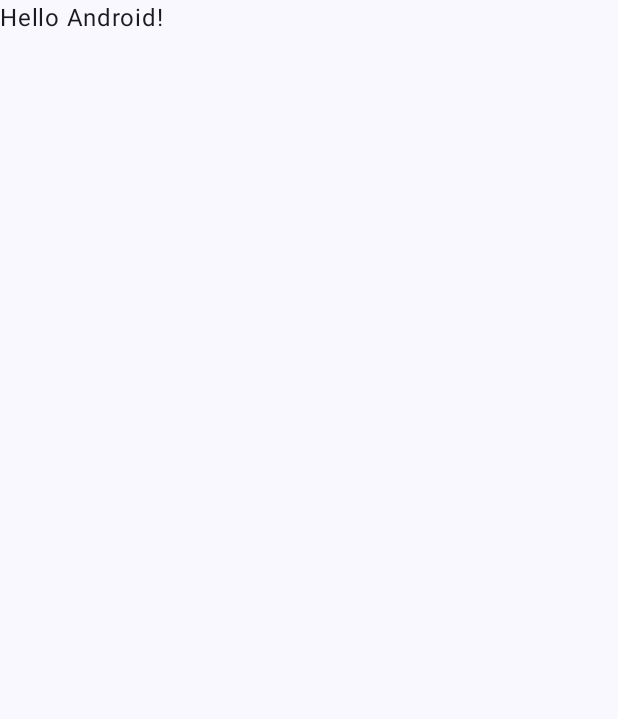
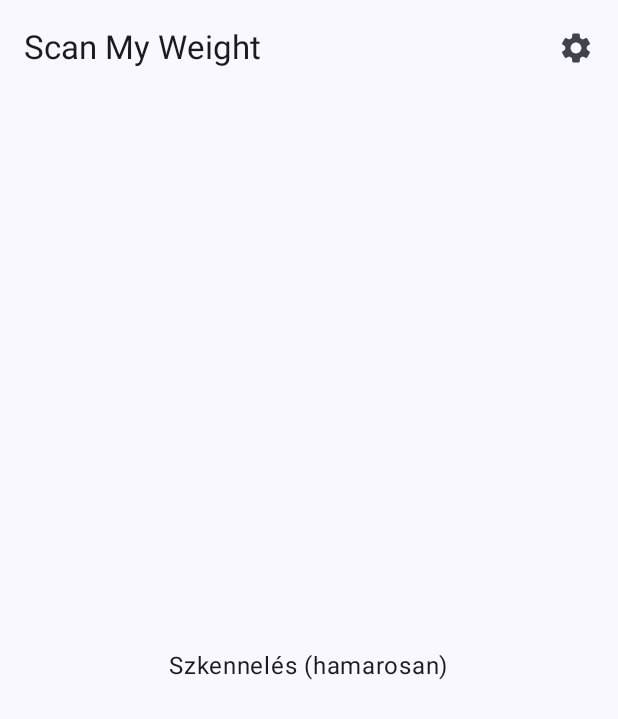
Before and after one commit to Szlynn/scan-my-weight, an Android app built with Jetpack Compose: the screen it shows after launch (MainActivity), on a phone screen of 412 x 824 dp. Before the commit the part shown is almost empty. Shown: the top 719 px of the screen. Run offline under Robolectric (Android 15) with nearby library versions, the phone set to English and light mode, and no system bars.

Commit message:
feat(#5): add Settings screen with persistent webhook URL storage
  - Add SettingsRepository backed by DataStore<Preferences>
  - Add SettingsViewModel with SettingsUiState and ViewModelProvider.Factory
  - Add SettingsScreen with OutlinedTextField and Save button
  - Add placeholder ScanScreen with Settings navigation icon
  - Add ScanMyWeightNavHost (scan ↔ settings navigation)
  - Rewrite MainActivity to host the NavHost
  - Add DataStore, Navigation Compose, lifecycle-viewmodel-compose dependencies
  - Add all UI strings to strings.xml (Hungarian)
  closes #5

```diff
--- a/app/build.gradle.kts
+++ b/app/build.gradle.kts
@@ -50,6 +50,9 @@ dependencies {
     implementation(libs.androidx.ui.tooling.preview)
     implementation(libs.androidx.material3)
     implementation(libs.okhttp)
+    implementation(libs.androidx.datastore.preferences)
+    implementation(libs.androidx.navigation.compose)
+    implementation(libs.androidx.lifecycle.viewmodel.compose)
     testImplementation(libs.junit)
     androidTestImplementation(libs.androidx.junit)
     androidTestImplementation(libs.androidx.espresso.core)
--- a/app/src/main/java/io/github/szlynn/scanmyweight/MainActivity.kt
+++ b/app/src/main/java/io/github/szlynn/scanmyweight/MainActivity.kt
@@ -4,44 +4,21 @@ import android.os.Bundle
 import androidx.activity.ComponentActivity
 import androidx.activity.compose.setContent
 import androidx.activity.enableEdgeToEdge
-import androidx.compose.foundation.layout.fillMaxSize
-import androidx.compose.foundation.layout.padding
-import androidx.compose.material3.Scaffold
-import androidx.compose.material3.Text
-import androidx.compose.runtime.Composable
-import androidx.compose.ui.Modifier
-import androidx.compose.ui.tooling.preview.Preview
+import io.github.szlynn.scanmyweight.data.SettingsRepository
+import io.github.szlynn.scanmyweight.ui.ScanMyWeightNavHost
 import io.github.szlynn.scanmyweight.ui.theme.ScanMyWeightTheme
 
 class MainActivity : ComponentActivity() {
+
+    private val settingsRepository by lazy { SettingsRepository(applicationContext) }
+
     override fun onCreate(savedInstanceState: Bundle?) {
         super.onCreate(savedInstanceState)
         enableEdgeToEdge()
         setContent {
             ScanMyWeightTheme {
-                Scaffold(modifier = Modifier.fillMaxSize()) { innerPadding ->
-                    Greeting(
-                        name = "Android",
-                        modifier = Modifier.padding(innerPadding)
-                    )
-                }
+                ScanMyWeightNavHost(settingsRepository = settingsRepository)
             }
         }
     }
 }
-
-@Composable
-fun Greeting(name: String, modifier: Modifier = Modifier) {
-    Text(
-        text = "Hello $name!",
-        modifier = modifier
-    )
-}
-
-@Preview(showBackground = true)
-@Composable
-fun GreetingPreview() {
-    ScanMyWeightTheme {
-        Greeting("Android")
-    }
-}
--- /dev/null
+++ b/app/src/main/java/io/github/szlynn/scanmyweight/data/SettingsRepository.kt
@@ -0,0 +1,26 @@
+package io.github.szlynn.scanmyweight.data
+
+import android.content.Context
+import androidx.datastore.preferences.core.edit
+import androidx.datastore.preferences.core.stringPreferencesKey
+import androidx.datastore.preferences.preferencesDataStore
+import kotlinx.coroutines.flow.Flow
+import kotlinx.coroutines.flow.map
+
+private val Context.dataStore by preferencesDataStore(name = "settings")
+
+class SettingsRepository(private val context: Context) {
+
+    companion object {
+        private val KEY_WEBHOOK_URL = stringPreferencesKey("webhook_url")
+    }
+
+    val webhookUrl: Flow<String> = context.dataStore.data
+        .map { prefs -> prefs[KEY_WEBHOOK_URL] ?: "" }
+
+    suspend fun saveWebhookUrl(url: String) {
+        context.dataStore.edit { prefs ->
+            prefs[KEY_WEBHOOK_URL] = url
+        }
+    }
+}
--- /dev/null
+++ b/app/src/main/java/io/github/szlynn/scanmyweight/ui/ScanMyWeightNavHost.kt
@@ -0,0 +1,39 @@
+package io.github.szlynn.scanmyweight.ui
+
+import androidx.compose.runtime.Composable
+import androidx.compose.ui.Modifier
+import androidx.navigation.compose.NavHost
+import androidx.navigation.compose.composable
+import androidx.navigation.compose.rememberNavController
+import io.github.szlynn.scanmyweight.data.SettingsRepository
+import io.github.szlynn.scanmyweight.ui.scan.ScanScreen
+import io.github.szlynn.scanmyweight.ui.settings.SettingsScreen
+
+private const val ROUTE_SCAN = "scan"
+private const val ROUTE_SETTINGS = "settings"
+
+@Composable
+fun ScanMyWeightNavHost(
+    settingsRepository: SettingsRepository,
+    modifier: Modifier = Modifier,
+) {
+    val navController = rememberNavController()
+
+    NavHost(
+        navController = navController,
+        startDestination = ROUTE_SCAN,
+        modifier = modifier,
+    ) {
+        composable(ROUTE_SCAN) {
+            ScanScreen(
+                onNavigateToSettings = { navController.navigate(ROUTE_SETTINGS) },
+            )
+        }
+        composable(ROUTE_SETTINGS) {
+            SettingsScreen(
+                repository = settingsRepository,
+                onNavigateBack = { navController.popBackStack() },
+            )
+        }
+    }
+}
--- /dev/null
+++ b/app/src/main/java/io/github/szlynn/scanmyweight/ui/scan/ScanScreen.kt
@@ -0,0 +1,51 @@
+package io.github.szlynn.scanmyweight.ui.scan
+
+import androidx.compose.foundation.layout.Box
+import androidx.compose.foundation.layout.fillMaxSize
+import androidx.compose.foundation.layout.padding
+import androidx.compose.material.icons.Icons
+import androidx.compose.material.icons.filled.Settings
+import androidx.compose.material3.ExperimentalMaterial3Api
+import androidx.compose.material3.Icon
+import androidx.compose.material3.IconButton
+import androidx.compose.material3.Scaffold
+import androidx.compose.material3.Text
+import androidx.compose.material3.TopAppBar
+import androidx.compose.runtime.Composable
+import androidx.compose.ui.Alignment
+import androidx.compose.ui.Modifier
+import androidx.compose.ui.res.stringResource
+import io.github.szlynn.scanmyweight.R
+
+@OptIn(ExperimentalMaterial3Api::class)
+@Composable
+fun ScanScreen(
+    onNavigateToSettings: () -> Unit,
+    modifier: Modifier = Modifier,
+) {
+    Scaffold(
+        topBar = {
+            TopAppBar(
+                title = { Text(stringResource(R.string.app_name)) },
+                actions = {
+                    IconButton(onClick = onNavigateToSettings) {
+                        Icon(
+                            imageVector = Icons.Default.Settings,
+                            contentDescription = stringResource(R.string.navigate_to_settings),
+                        )
+                    }
+                },
+            )
+        },
+        modifier = modifier,
+    ) { innerPadding ->
+        Box(
+            contentAlignment = Alignment.Center,
+            modifier = Modifier
+                .fillMaxSize()
+                .padding(innerPadding),
+        ) {
+            Text(text = stringResource(R.string.scan_placeholder))
+        }
+    }
+}
--- a/app/src/main/res/values/strings.xml
+++ b/app/src/main/res/values/strings.xml
@@ -1,3 +1,17 @@
 <resources>
     <string name="app_name">Scan My Weight</string>
+
+    <!-- Navigation -->
+    <string name="navigate_back">Vissza</string>
+    <string name="navigate_to_settings">Beállítások</string>
+
+    <!-- Scan screen -->
+    <string name="scan_placeholder">Szkennelés (hamarosan)</string>
+
+    <!-- Settings screen -->
+    <string name="settings_title">Beállítások</string>
+    <string name="settings_webhook_url_label">Webhook URL</string>
+    <string name="settings_webhook_url_placeholder">https://script.google.com/macros/s/…/exec</string>
+    <string name="settings_save_button">Mentés</string>
+    <string name="settings_saved">Beállítások elmentve</string>
 </resources>
```
Also changed, not shown: app/src/main/java/io/github/szlynn/scanmyweight/ui/settings/SettingsScreen.kt (added, +116 -0 lines), app/src/main/java/io/github/szlynn/scanmyweight/ui/settings/SettingsViewModel.kt (added, +43 -0 lines), gradle/libs.versions.toml (+12 -6 lines).
